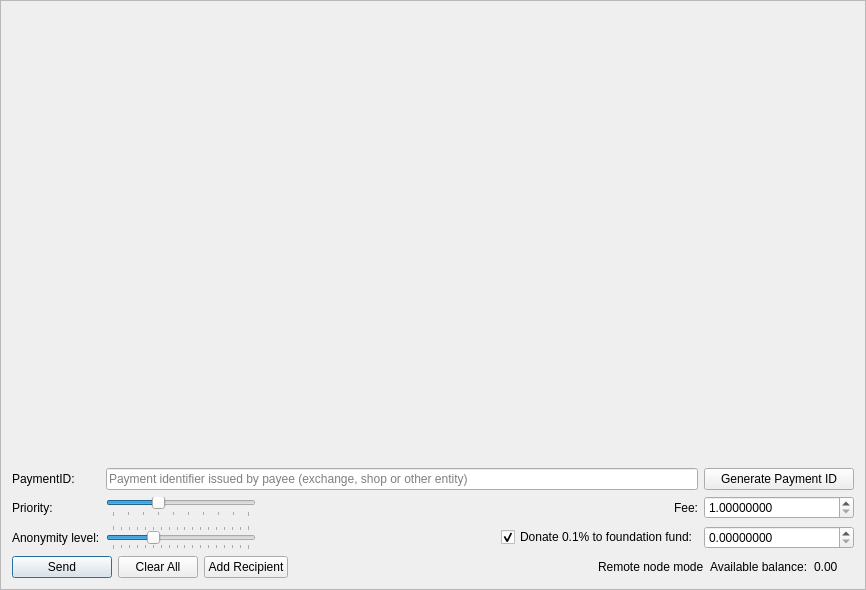
First picture: the form in src/gui/ui/sendframe.ui, repository qwertycoin-org/qwertycoin-gui, before the edit.
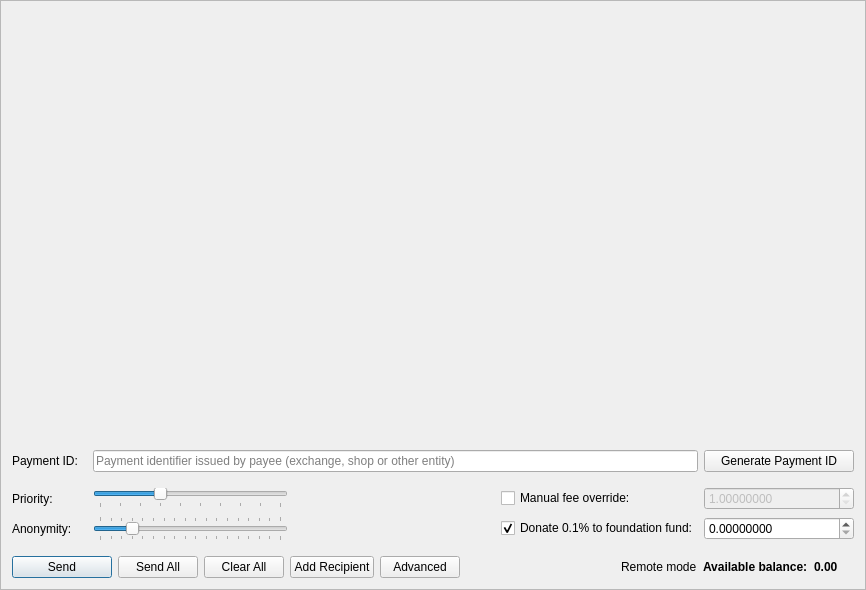
Second picture: the form after the edit. Icons and pictures are not drawn.

```diff
--- a/src/gui/ui/sendframe.ui
+++ b/src/gui/ui/sendframe.ui
@@ -63,23 +63,105 @@
          </property>
         </spacer>
        </item>
-      </layout>
-     </widget>
-    </widget>
-   </item>
    <item>
     <layout class="QGridLayout" name="gridLayout">
      <property name="topMargin">
       <number>5</number>
      </property>
-     <item row="5" column="0">
+         <item row="0" column="0">
+          <widget class="QLabel" name="label_6">
+           <property name="sizePolicy">
+            <sizepolicy hsizetype="Preferred" vsizetype="Preferred">
+             <horstretch>0</horstretch>
+             <verstretch>0</verstretch>
+            </sizepolicy>
+           </property>
+           <property name="minimumSize">
+            <size>
+             <width>75</width>
+             <height>0</height>
+            </size>
+           </property>
+           <property name="maximumSize">
+            <size>
+             <width>100</width>
+             <height>16777215</height>
+            </size>
+           </property>
+           <property name="text">
+            <string>Payment ID:</string>
+           </property>
+          </widget>
+         </item>
+         <item row="0" column="2">
+          <widget class="QPushButton" name="m_generatePaymentIdButton">
+           <property name="sizePolicy">
+            <sizepolicy hsizetype="Preferred" vsizetype="Fixed">
+             <horstretch>0</horstretch>
+             <verstretch>0</verstretch>
+            </sizepolicy>
+           </property>
+           <property name="minimumSize">
+            <size>
+             <width>150</width>
+             <height>0</height>
+            </size>
+           </property>
+           <property name="maximumSize">
+            <size>
+             <width>200</width>
+             <height>16777215</height>
+            </size>
+           </property>
+           <property name="text">
+            <string>Generate Payment ID</string>
+           </property>
+          </widget>
+         </item>
+         <item row="0" column="1">
+          <widget class="QLineEdit" name="m_paymentIdEdit">
+           <property name="maxLength">
+            <number>64</number>
+           </property>
+           <property name="placeholderText">
+            <string>Payment identifier issued by payee (exchange, shop or other entity)</string>
+           </property>
+          </widget>
+         </item>
+        </layout>
+       </item>
+       <item>
+        <widget class="QFrame" name="m_advancedWidget">
+         <layout class="QGridLayout" name="advancedGridLayout">
+          <property name="leftMargin">
+           <number>0</number>
+          </property>
+          <property name="topMargin">
+           <number>9</number>
+          </property>
+          <property name="rightMargin">
+           <number>0</number>
+          </property>
+          <item row="1" column="0">
       <widget class="QLabel" name="label_2">
+            <property name="minimumSize">
+             <size>
+              <width>75</width>
+              <height>0</height>
+             </size>
+            </property>
+            <property name="maximumSize">
+             <size>
+              <width>100</width>
+              <height>16777215</height>
+             </size>
+            </property>
        <property name="text">
-        <string>Anonymity level:</string>
+             <string>Anonymity:</string>
        </property>
       </widget>
      </item>
-     <item row="5" column="4">
+          <item row="1" column="4">
       <widget class="QCheckBox" name="donateCheckBox">
        <property name="text">
         <string>Donate 0.1% to foundation fund:</string>
@@ -89,25 +171,30 @@
        </property>
       </widget>
      </item>
-     <item row="3" column="0">
+          <item row="0" column="0">
       <widget class="QLabel" name="label_3">
+            <property name="minimumSize">
+             <size>
+              <width>75</width>
+              <height>0</height>
+             </size>
+            </property>
+            <property name="maximumSize">
+             <size>
+              <width>100</width>
+              <height>16777215</height>
+             </size>
+            </property>
        <property name="text">
         <string>Priority:</string>
        </property>
       </widget>
      </item>
-     <item row="1" column="0">
-      <widget class="QLabel" name="label_6">
-       <property name="text">
-        <string>PaymentID:</string>
-       </property>
-      </widget>
-     </item>
-     <item row="5" column="1">
+          <item row="1" column="1">
       <widget class="QSlider" name="m_mixinSlider">
        <property name="maximumSize">
         <size>
-         <width>150</width>
+              <width>200</width>
          <height>16777215</height>
         </size>
        </property>
@@ -127,10 +214,10 @@
         <number>1</number>
        </property>
        <property name="value">
-        <number>7</number>
+             <number>5</number>
        </property>
        <property name="sliderPosition">
-        <number>7</number>
+             <number>5</number>
        </property>
        <property name="tracking">
         <bool>false</bool>
@@ -146,37 +233,11 @@
        </property>
       </widget>
      </item>
-     <item row="1" column="5">
-      <widget class="QPushButton" name="m_generatePaymentIdButton">
-       <property name="sizePolicy">
-        <sizepolicy hsizetype="Preferred" vsizetype="Fixed">
-         <horstretch>0</horstretch>
-         <verstretch>0</verstretch>
-        </sizepolicy>
-       </property>
-       <property name="maximumSize">
-        <size>
-         <width>200</width>
-         <height>16777215</height>
-        </size>
-       </property>
-       <property name="text">
-        <string>Generate Payment ID</string>
-       </property>
-      </widget>
-     </item>
-     <item row="1" column="1" colspan="4">
-      <widget class="QLineEdit" name="m_paymentIdEdit">
-       <property name="maxLength">
-        <number>64</number>
-       </property>
-       <property name="placeholderText">
-        <string>Payment identifier issued by payee (exchange, shop or other entity)</string>
-       </property>
-      </widget>
-     </item>
-     <item row="3" column="5">
+          <item row="0" column="5">
       <widget class="QDoubleSpinBox" name="m_feeSpin">
+            <property name="enabled">
+             <bool>false</bool>
+            </property>
        <property name="minimumSize">
         <size>
          <width>150</width>
@@ -208,24 +269,14 @@
         <double>999999999999999.00000000</double>
        </property>
        <property name="singleStep">
-        <double>0.01000000</double>
+             <double>0.10000000</double>
        </property>
        <property name="value">
         <double>1.00000000</double>
        </property>
       </widget>
      </item>
-     <item row="3" column="4">
-      <widget class="QLabel" name="label">
-       <property name="text">
-        <string>Fee:</string>
-       </property>
-       <property name="alignment">
-        <set>Qt::AlignRight|Qt::AlignTrailing|Qt::AlignVCenter</set>
-       </property>
-      </widget>
-     </item>
-     <item row="5" column="5">
+          <item row="1" column="5">
       <widget class="QDoubleSpinBox" name="m_donateSpin">
        <property name="minimumSize">
         <size>
@@ -262,7 +313,7 @@
        </property>
       </widget>
      </item>
-     <item row="5" column="3">
+          <item row="1" column="3">
       <spacer name="horizontalSpacer">
        <property name="orientation">
         <enum>Qt::Horizontal</enum>
@@ -278,16 +329,16 @@
        </property>
       </spacer>
      </item>
-     <item row="3" column="1">
+          <item row="0" column="1">
       <layout class="QGridLayout" name="m_priorityGridLayout">
        <property name="verticalSpacing">
         <number>0</number>
        </property>
-       <item row="0" column="0">
+            <item row="1" column="0">
         <widget class="QSlider" name="m_prioritySlider">
          <property name="maximumSize">
           <size>
-           <width>150</width>
+                <width>200</width>
            <height>16777215</height>
           </size>
          </property>
@@ -325,14 +376,26 @@
        </item>
       </layout>
      </item>
-     <item row="5" column="2">
+          <item row="1" column="2">
       <widget class="QLabel" name="m_mixinLabel">
        <property name="text">
         <string/>
        </property>
       </widget>
      </item>
-    </layout>
+          <item row="0" column="4">
+           <widget class="QCheckBox" name="m_manualFeeCheckBox">
+            <property name="text">
+             <string>Manual fee override:</string>
+            </property>
+           </widget>
+          </item>
+         </layout>
+        </widget>
+       </item>
+      </layout>
+     </widget>
+    </widget>
    </item>
    <item>
     <layout class="QHBoxLayout" name="horizontalLayout">
@@ -356,6 +419,17 @@
        </property>
       </widget>
      </item>
+     <item>
+      <widget class="QPushButton" name="m_sendAllButton">
+       <property name="text">
+        <string>Send All</string>
+       </property>
+       <property name="icon">
+        <iconset resource="../../resources.qrc">
+         <normaloff>:/icons/sweep</normaloff>:/icons/sweep</iconset>
+       </property>
+      </widget>
+     </item>
      <item>
       <widget class="QPushButton" name="m_clearAllButton">
        <property name="text">
@@ -378,6 +452,20 @@
        </property>
       </widget>
      </item>
+     <item>
+      <widget class="QPushButton" name="m_advancedButton">
+       <property name="text">
+        <string>Advanced</string>
+       </property>
+       <property name="icon">
+        <iconset resource="../../resources.qrc">
+         <normaloff>:/icons/add</normaloff>:/icons/add</iconset>
+       </property>
+       <property name="checkable">
+        <bool>true</bool>
+       </property>
+      </widget>
+     </item>
      <item>
       <spacer name="horizontalSpacer_2">
        <property name="orientation">
@@ -403,12 +491,18 @@
         <string>Wallet is connected through remote node. Additional 0.25% fee will be applied.</string>
        </property>
        <property name="text">
-        <string>Remote node mode</string>
+        <string>Remote mode</string>
        </property>
       </widget>
      </item>
      <item>
       <widget class="QLabel" name="label_4">
+       <property name="font">
+        <font>
+         <weight>75</weight>
+         <bold>true</bold>
+        </font>
+       </property>
        <property name="text">
         <string>Available balance:</string>
        </property>
@@ -416,6 +510,12 @@
      </item>
      <item>
       <widget class="QLabel" name="m_balanceLabel">
+       <property name="font">
+        <font>
+         <weight>75</weight>
+         <bold>true</bold>
+        </font>
+       </property>
        <property name="text">
         <string notr="true">0.00 </string>
        </property>
```
Left out of the diff: 97 changed lines with no effect on the pictures. Lines whose indentation alone changed are shown as unchanged.
